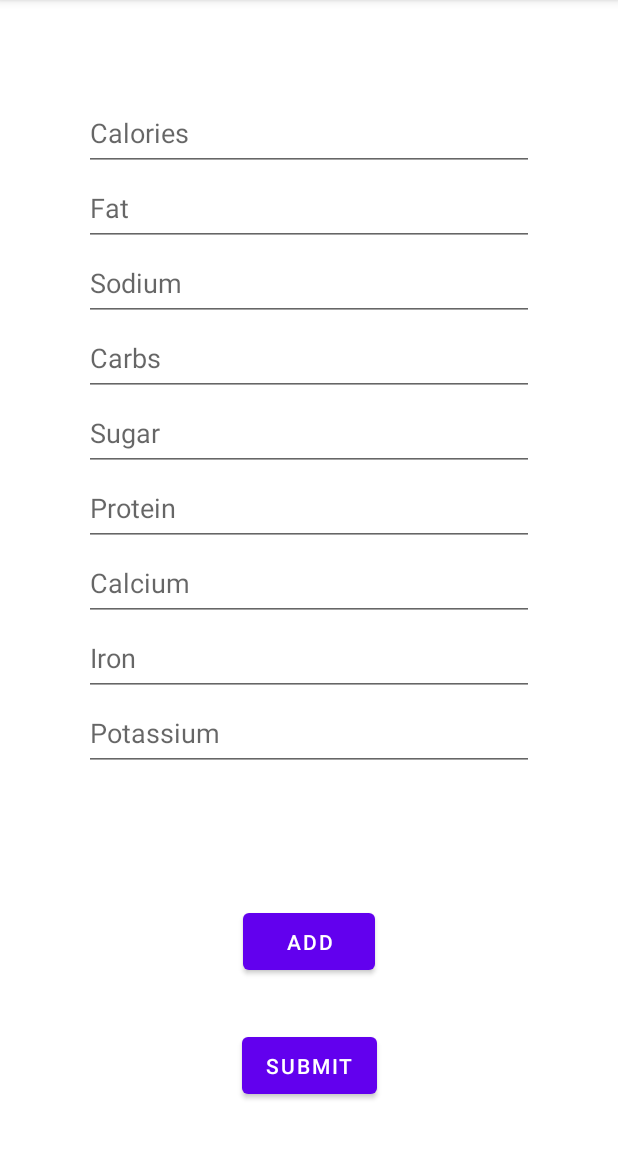
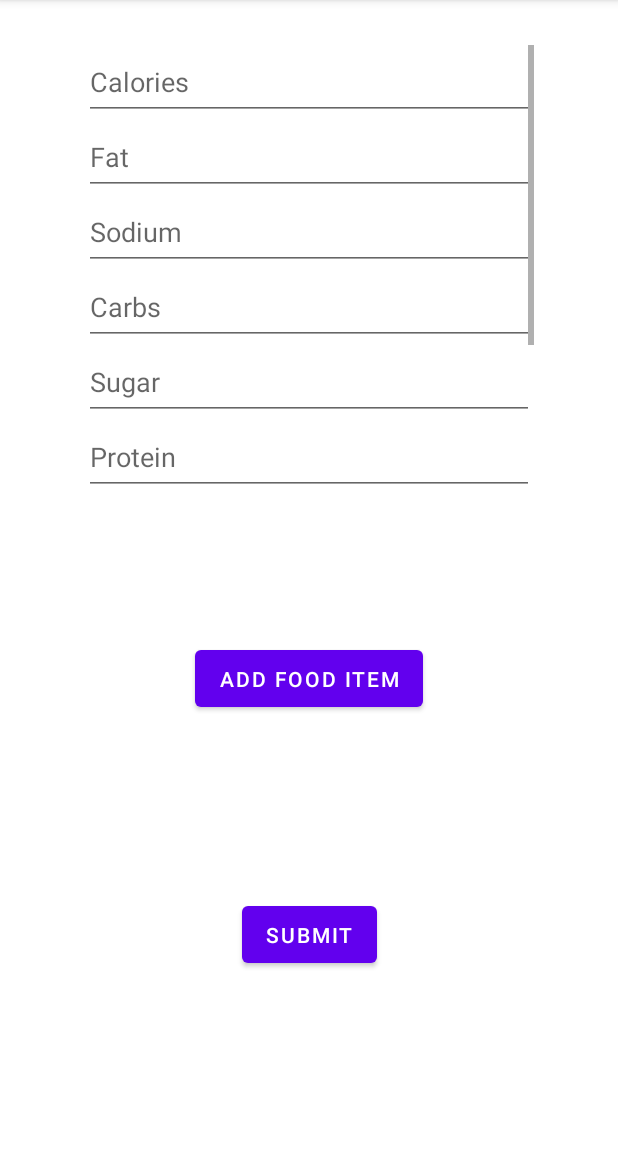
Before and after one commit to CS222-UIUC/course-project-group-94, an Android app: the NutritionInputFragment screen opened through its navigation route, on a phone screen of 412 x 824 dp, the part 84-1236 px from its top. Run offline under Robolectric (Android 15) with nearby library versions, the phone set to English and light mode, and no system bars.

Commit message:
Add navigation from login screen to nutrition information submission screen (#9)
* Add navgiation from login screen to nutrition info submission

* Remove currently unused viewmodel

```diff
--- a/frontend/app/build.gradle
+++ b/frontend/app/build.gradle
@@ -52,4 +52,5 @@ dependencies {
     androidTestImplementation 'androidx.test.ext:junit:1.1.3'
     androidTestImplementation 'androidx.test.espresso:espresso-core:3.4.0'
     androidTestImplementation 'androidx.test:core-ktx:1.4.0'
+    debugImplementation 'androidx.fragment:fragment-testing:1.5.3'
 }
--- a/frontend/app/src/main/AndroidManifest.xml
+++ b/frontend/app/src/main/AndroidManifest.xml
@@ -15,7 +15,8 @@
         <activity
             android:name=".ui.MainActivity"
             android:exported="true"
-            android:label="@string/app_name">
+            android:label="@string/app_name"
+            android:windowSoftInputMode="adjustPan">
             <intent-filter>
                 <action android:name="android.intent.action.MAIN" />
 
--- a/frontend/app/src/main/java/com/cs222/nutrify/ui/LoginFragment.kt
+++ b/frontend/app/src/main/java/com/cs222/nutrify/ui/LoginFragment.kt
@@ -5,16 +5,23 @@ import android.view.LayoutInflater
 import android.view.View
 import android.view.ViewGroup
 import androidx.fragment.app.Fragment
+import androidx.navigation.Navigation
+import com.cs222.nutrify.R
 import com.cs222.nutrify.databinding.FragmentLoginBinding
 
 class LoginFragment : Fragment() {
+
     private lateinit var binding: FragmentLoginBinding
+
     override fun onCreateView(
         inflater: LayoutInflater,
         container: ViewGroup?,
         savedInstanceState: Bundle?
-    ): View? {
+    ): View {
         binding = FragmentLoginBinding.inflate(inflater, container, false)
+        binding.login.setOnClickListener {
+            Navigation.findNavController(it).navigate(R.id.successfulLoginAction)
+        }
         return binding.root
     }
 }
--- a/frontend/app/src/main/java/com/cs222/nutrify/ui/NutritionInputFragment.kt
+++ b/frontend/app/src/main/java/com/cs222/nutrify/ui/NutritionInputFragment.kt
@@ -8,6 +8,7 @@ import androidx.fragment.app.Fragment
 import com.cs222.nutrify.databinding.FragmentNutritioninputBinding
 
 class NutritionInputFragment : Fragment() {
+
     private lateinit var binding: FragmentNutritioninputBinding
 
     override fun onCreateView(
--- a/frontend/app/src/main/res/layout-w1240dp/fragment_login.xml
+++ b/frontend/app/src/main/res/layout-w1240dp/fragment_login.xml
@@ -46,7 +46,6 @@
         android:layout_gravity="start"
         android:layout_marginTop="16dp"
         android:layout_marginBottom="64dp"
-        android:enabled="false"
         android:text="@string/action_sign_in"
         app:layout_constraintBottom_toBottomOf="parent"
         app:layout_constraintEnd_toEndOf="parent"
--- a/frontend/app/src/main/res/layout-w936dp/fragment_login.xml
+++ b/frontend/app/src/main/res/layout-w936dp/fragment_login.xml
@@ -52,7 +52,6 @@
             android:layout_gravity="start"
             android:layout_marginTop="16dp"
             android:layout_marginBottom="64dp"
-            android:enabled="false"
             android:text="@string/action_sign_in"
             app:layout_constraintBottom_toBottomOf="parent"
             app:layout_constraintEnd_toEndOf="parent"
--- a/frontend/app/src/main/res/layout/fragment_login.xml
+++ b/frontend/app/src/main/res/layout/fragment_login.xml
@@ -44,7 +44,6 @@
         android:layout_gravity="start"
         android:layout_marginTop="16dp"
         android:layout_marginBottom="64dp"
-        android:enabled="false"
         android:text="@string/action_sign_in"
         app:layout_constraintBottom_toBottomOf="parent"
         app:layout_constraintEnd_toEndOf="parent"
--- a/frontend/app/src/main/res/layout/fragment_nutritioninput.xml
+++ b/frontend/app/src/main/res/layout/fragment_nutritioninput.xml
@@ -7,12 +7,8 @@
     <ScrollView
         android:id="@+id/scroll"
         android:layout_width="300dp"
-        android:layout_height="500dp"
-        android:layout_marginStart="27dp"
-        android:layout_marginTop="7dp"
-        android:layout_marginEnd="27dp"
-        android:layout_marginBottom="148dp"
-        app:layout_constraintBottom_toBottomOf="parent"
+        android:layout_height="300dp"
+        android:layout_marginTop="30dp"
         app:layout_constraintEnd_toEndOf="parent"
         app:layout_constraintStart_toStartOf="parent"
         app:layout_constraintTop_toTopOf="parent">
@@ -27,33 +23,33 @@
                 android:id="@+id/calories"
                 android:layout_width="match_parent"
                 android:layout_height="50dp"
-                android:inputType="number"
+                android:autofillHints="@string/prompt_calories"
                 android:hint="@string/prompt_calories"
-                android:autofillHints="@string/prompt_calories"/>
+                android:inputType="number" />
 
             <EditText
                 android:id="@+id/fat"
                 android:layout_width="match_parent"
                 android:layout_height="50dp"
-                android:inputType="number"
+                android:autofillHints="@string/prompt_fat"
                 android:hint="@string/prompt_fat"
-                android:autofillHints="@string/prompt_fat"/>
+                android:inputType="number" />
 
             <EditText
                 android:id="@+id/sodium"
                 android:layout_width="match_parent"
                 android:layout_height="50dp"
-                android:inputType="number"
+                android:autofillHints="@string/prompt_sodium"
                 android:hint="@string/prompt_sodium"
-                android:autofillHints="@string/prompt_sodium"/>
+                android:inputType="number" />
 
             <EditText
                 android:id="@+id/carbs"
                 android:layout_width="match_parent"
                 android:layout_height="50dp"
-                android:inputType="number"
+                android:autofillHints="@string/prompt_carbs"
                 android:hint="@string/prompt_carbs"
-                android:autofillHints="@string/prompt_carbs"/>
+                android:inputType="number" />
 
             <EditText
                 android:id="@+id/sugar"
@@ -67,33 +63,33 @@
                 android:id="@+id/protein"
                 android:layout_width="match_parent"
                 android:layout_height="50dp"
-                android:inputType="number"
+                android:autofillHints="@string/prompt_protein"
                 android:hint="@string/prompt_protein"
-                android:autofillHints="@string/prompt_protein"/>
+                android:inputType="number" />
 
             <EditText
                 android:id="@+id/calcium"
                 android:layout_width="match_parent"
                 android:layout_height="50dp"
-                android:inputType="number"
+                android:autofillHints="@string/prompt_calcium"
                 android:hint="@string/prompt_calcium"
-                android:autofillHints="@string/prompt_calcium"/>
+                android:inputType="number" />
 
             <EditText
                 android:id="@+id/iron"
                 android:layout_width="match_parent"
                 android:layout_height="50dp"
-                android:inputType="number"
+                android:autofillHints="@string/prompt_iron"
                 android:hint="@string/prompt_iron"
-                android:autofillHints="@string/prompt_iron"/>
+                android:inputType="number" />
 
             <EditText
                 android:id="@+id/potassium"
                 android:layout_width="match_parent"
                 android:layout_height="50dp"
-                android:inputType="number"
+                android:autofillHints="@string/prompt_potassium"
                 android:hint="@string/prompt_potassium"
-                android:autofillHints="@string/prompt_potassium"/>
+                android:inputType="number" />
 
         </LinearLayout>
 
@@ -103,7 +99,7 @@
         android:id="@+id/addNutritionInfo"
         android:layout_width="wrap_content"
         android:layout_height="50dp"
-        android:text="Add"
+        android:text="@string/add_food_information"
         app:layout_constraintBottom_toBottomOf="parent"
         app:layout_constraintHeight_percent=".5"
         app:layout_constraintHorizontal_bias="0.5"
--- a/frontend/app/src/main/res/navigation/nav_graph.xml
+++ b/frontend/app/src/main/res/navigation/nav_graph.xml
@@ -9,7 +9,11 @@
         android:id="@+id/loginFragment"
         android:name="com.cs222.nutrify.ui.LoginFragment"
         android:label="fragment_login"
-        tools:layout="@layout/fragment_login" />
+        tools:layout="@layout/fragment_login" >
+        <action
+            android:id="@+id/successfulLoginAction"
+            app:destination="@id/nutritionInputFragment" />
+    </fragment>
     <fragment
         android:id="@+id/nutritionInputFragment"
         android:name="com.cs222.nutrify.ui.NutritionInputFragment"
--- a/frontend/app/src/main/res/values/strings.xml
+++ b/frontend/app/src/main/res/values/strings.xml
@@ -19,4 +19,5 @@
     <string name="prompt_iron">Iron</string>
     <string name="prompt_potassium">Potassium</string>
     <string name="submit_nutrition_info">Submit</string>
+    <string name="add_food_information">Add Food Item</string>
 </resources>
```
Also changed, not shown: frontend/app/src/main/java/com/cs222/nutrify/data/LoginDataSource.kt (deleted, +0 -24 lines), frontend/app/src/main/java/com/cs222/nutrify/data/LoginRepository.kt (deleted, +0 -46 lines), frontend/app/src/main/java/com/cs222/nutrify/data/Result.kt (deleted, +0 -18 lines), frontend/app/src/main/java/com/cs222/nutrify/data/model/LoggedInUser.kt (deleted, +0 -9 lines), 3 other files.
